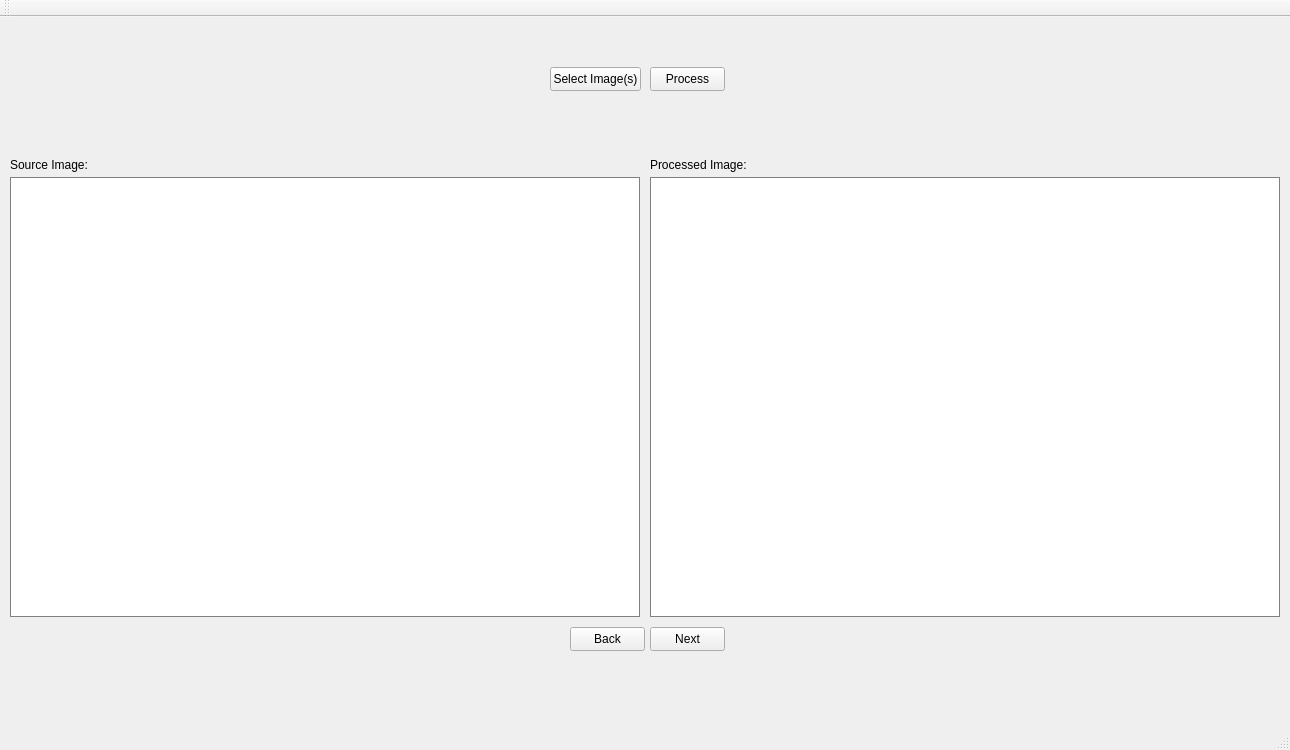
The window that ui/oms.ui (danieltdang/ODS) describes before a commit, drawn with Qt 5.
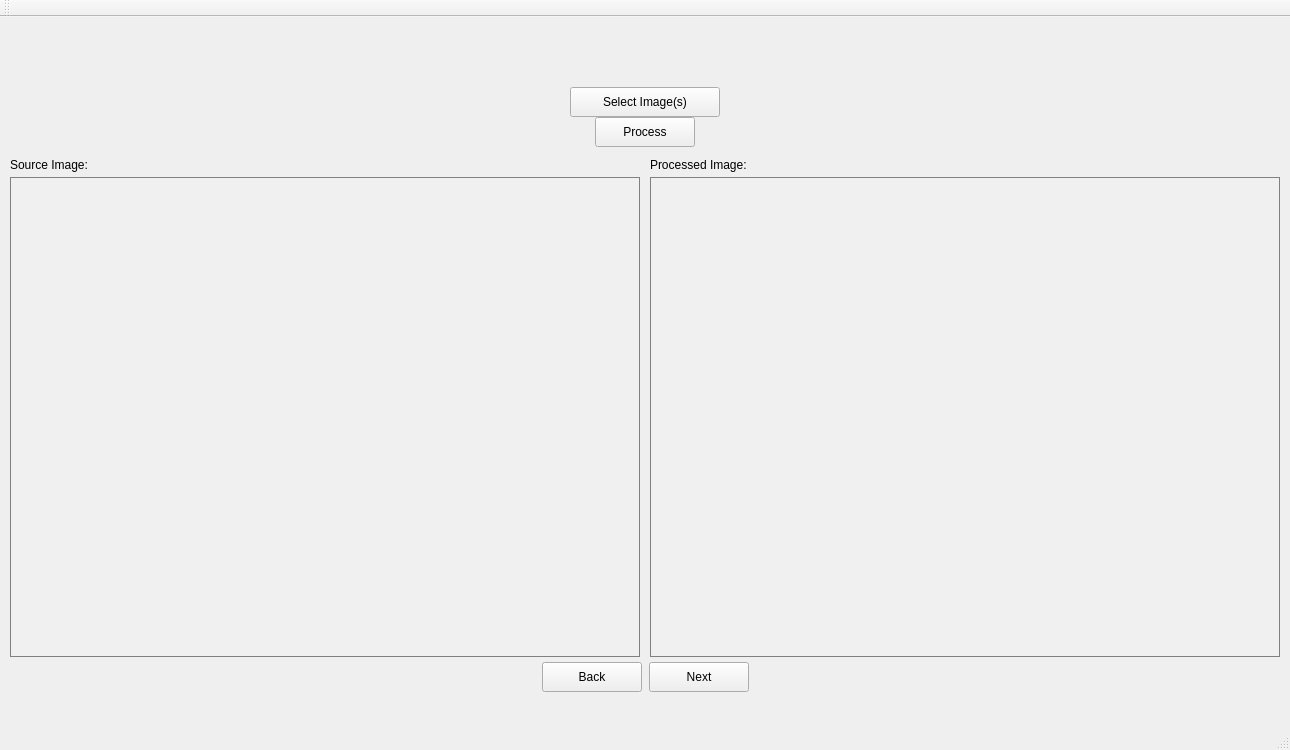
The same window after the commit.

Commit message: updated UI and made back and next buttons not click-able when it will go out of bounds

Diff of the .ui file:
```diff
--- a/ui/oms.ui
+++ b/ui/oms.ui
@@ -17,10 +17,10 @@
    <widget class="QPushButton" name="selectImg_Button">
     <property name="geometry">
      <rect>
-      <x>550</x>
-      <y>50</y>
-      <width>91</width>
-      <height>24</height>
+      <x>570</x>
+      <y>70</y>
+      <width>150</width>
+      <height>30</height>
      </rect>
     </property>
     <property name="text">
@@ -30,10 +30,10 @@
    <widget class="QPushButton" name="processImg_Button">
     <property name="geometry">
      <rect>
-      <x>650</x>
-      <y>50</y>
-      <width>75</width>
-      <height>24</height>
+      <x>595</x>
+      <y>100</y>
+      <width>100</width>
+      <height>30</height>
      </rect>
     </property>
     <property name="text">
@@ -69,10 +69,10 @@
    <widget class="QPushButton" name="back_Button">
     <property name="geometry">
      <rect>
-      <x>570</x>
-      <y>610</y>
-      <width>75</width>
-      <height>24</height>
+      <x>542</x>
+      <y>645</y>
+      <width>100</width>
+      <height>30</height>
      </rect>
     </property>
     <property name="text">
@@ -91,10 +91,10 @@
    <widget class="QPushButton" name="next_Button">
     <property name="geometry">
      <rect>
-      <x>650</x>
-      <y>610</y>
-      <width>75</width>
-      <height>24</height>
+      <x>649</x>
+      <y>645</y>
+      <width>100</width>
+      <height>30</height>
      </rect>
     </property>
     <property name="text">
@@ -107,14 +107,12 @@
       <x>10</x>
       <y>160</y>
       <width>630</width>
-      <height>440</height>
+      <height>480</height>
      </rect>
     </property>
     <property name="styleSheet">
-     <string notr="true">background-color: rgb(255, 255, 255);
-border-color: gray;
-border-width: 1px;
-border-style: solid;</string>
+     <string notr="true">background-color: rgb(240, 240, 240);
+border: 1px solid gray;</string>
     </property>
     <property name="text">
      <string/>
@@ -126,14 +124,12 @@
       <x>650</x>
       <y>160</y>
       <width>630</width>
-      <height>440</height>
+      <height>480</height>
      </rect>
     </property>
     <property name="styleSheet">
-     <string notr="true">background-color: rgb(255, 255, 255);
-border-color: gray;
-border-width: 1px;
-border-style: solid;</string>
+     <string notr="true">background-color: rgb(240, 240, 240);
+border: 1px solid gray;</string>
     </property>
     <property name="text">
      <string/>
```
The commit also changes 3 other files.
